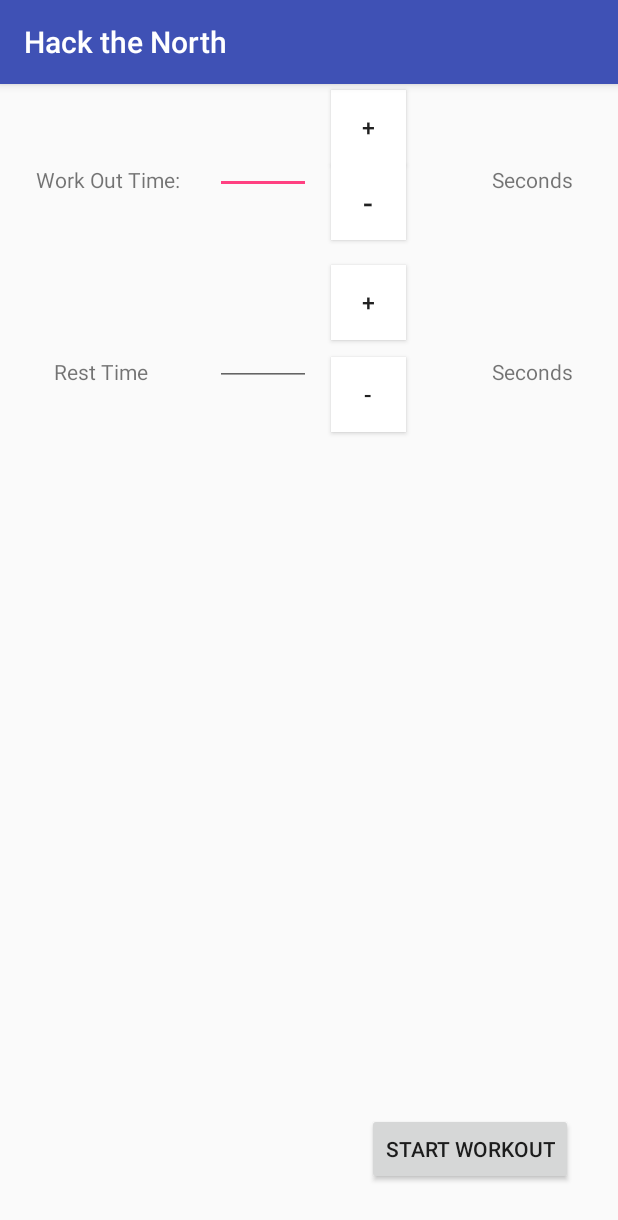
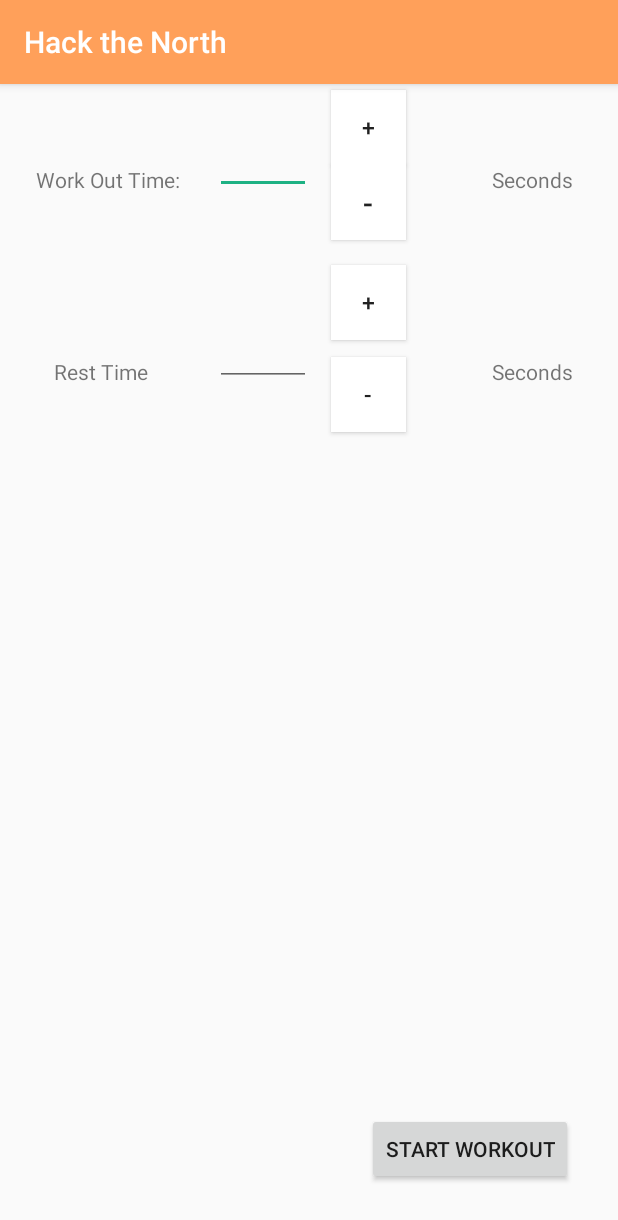
Before and after one commit to Deep297/hackthenorth, an Android app: the screen it shows after launch once a user with an empty profile is signed in (MainActivity), on a phone screen of 412 x 824 dp. Shown: the top 1220 px of the screen. Run offline under Robolectric (Android 15) with nearby library versions, the phone set to English and light mode, and no system bars; our stand-ins replace Firebase (no records; nobody signed in at launch, a user with empty details on screens opened directly).

Commit message:
UI correction

```diff
--- a/app/src/main/AndroidManifest.xml
+++ b/app/src/main/AndroidManifest.xml
@@ -33,6 +33,15 @@
             </intent-filter>
         </activity>
 
+        <activity android:name=".loading">
+        <intent-filter>
+            <action android:name="project.hackthenorth.com.hackthenorth.loading" />
+
+            <category android:name="android.intent.category.DEFAULT" />
+        </intent-filter>
+
+        </activity>
+
 
         <!--<activity android:name=".register" />-->
         <!--<activity android:name=".Workout"></activity>-->
--- a/app/src/main/java/project/hackthenorth/com/hackthenorth/AuthenticationActivity.java
+++ b/app/src/main/java/project/hackthenorth/com/hackthenorth/AuthenticationActivity.java
@@ -40,7 +40,7 @@ public class AuthenticationActivity extends AppCompatActivity {
     public void updateUI (FirebaseUser user) {
         if (user != null) {
             //go to main if already signed in
-            Intent intent = new Intent(AuthenticationActivity.this, MainActivity.class);
+            Intent intent = new Intent(AuthenticationActivity.this, loading.class);
             startActivity(intent);
         }
     }
@@ -56,7 +56,7 @@ public class AuthenticationActivity extends AppCompatActivity {
             public void onComplete(@NonNull Task<AuthResult> task) {
                 if (task.isSuccessful()) {
                     //sign in successful, changes to main
-                    Intent intent = new Intent(AuthenticationActivity.this, MainActivity.class);
+                    Intent intent = new Intent(AuthenticationActivity.this, loading.class);
                     startActivity(intent);
                 } else {
                     Toast.makeText(AuthenticationActivity.this, "Authentication failed.",
@@ -76,7 +76,7 @@ public class AuthenticationActivity extends AppCompatActivity {
             public void onComplete(@NonNull Task<AuthResult> task) {
                 if (task.isSuccessful()) {
                     //Sign up successful
-                    Intent intent = new Intent(AuthenticationActivity.this, MainActivity.class);
+                    Intent intent = new Intent(AuthenticationActivity.this, loading.class);
                     startActivity(intent);
                 } else {
                     //Invalid sign up
--- /dev/null
+++ b/app/src/main/java/project/hackthenorth/com/hackthenorth/loading.java
@@ -0,0 +1,42 @@
+package project.hackthenorth.com.hackthenorth;
+
+/**
+ * Created by Yuyang on 2017-09-16.
+ */
+
+import android.content.Intent;
+import android.graphics.drawable.AnimationDrawable;
+import android.os.Handler;
+import android.support.v7.app.AppCompatActivity;
+import android.os.Bundle;
+import android.view.Window;
+import android.view.WindowManager;
+import android.widget.ImageView;
+
+public class loading extends AppCompatActivity{
+
+    ImageView imageView;
+    AnimationDrawable anim;
+
+    @Override
+    protected void onCreate(Bundle savedInstanceState){
+        super.onCreate(savedInstanceState);
+        requestWindowFeature(Window.FEATURE_NO_TITLE);
+        getWindow().setFlags(WindowManager.LayoutParams.FLAG_FULLSCREEN, WindowManager.LayoutParams.FLAG_FULLSCREEN);
+        setContentView(R.layout.activity_loading);
+
+        imageView = (ImageView)findViewById(R.id.imageView);
+        if(imageView == null) throw new AssertionError();
+        imageView.setBackgroundResource(R.drawable.animation_screen);
+
+        new Handler().postDelayed(new Runnable(){
+            @Override
+            public void run() {
+                anim = (AnimationDrawable) imageView.getBackground();
+                anim.start();
+                Intent intent = new Intent(loading.this, MainActivity.class);
+                startActivity(intent);
+            }
+            },2000);
+            }
+        }
--- a/app/src/main/res/drawable/animation_screen.xml
+++ b/app/src/main/res/drawable/animation_screen.xml
@@ -1,4 +1,16 @@
 <?xml version="1.0" encoding="utf-8"?>
-<selector xmlns:android="http://schemas.android.com/apk/res/android">
+<animation-list xmlns:android="http://schemas.android.com/apk/res/android">
+    <item android:drawable="@drawable/frame_1" android:duration="2000"></item>
+    <item android:drawable="@drawable/frame_2" android:duration="2000"></item>
+    <item android:drawable="@drawable/frame_3" android:duration="2000"></item>
+    <item android:drawable="@drawable/frame_4" android:duration="2000"></item>
+    <item android:drawable="@drawable/frame_5" android:duration="2000"></item>
+    <item android:drawable="@drawable/frame_6" android:duration="2000"></item>
+    <item android:drawable="@drawable/frame_7" android:duration="2000"></item>
+    <item android:drawable="@drawable/frame_8" android:duration="2000"></item>
+    <item android:drawable="@drawable/frame_9" android:duration="2000"></item>
+    <item android:drawable="@drawable/frame_10" android:duration="2000"></item>
+    <item android:drawable="@drawable/frame_11" android:duration="2000"></item>
+    <item android:drawable="@drawable/frame_12" android:duration="2000"></item>
 
-</selector>
+</animation-list>
--- a/app/src/main/res/layout/activity_loading.xml
+++ b/app/src/main/res/layout/activity_loading.xml
@@ -3,4 +3,10 @@
     android:orientation="vertical" android:layout_width="match_parent"
     android:layout_height="match_parent">
 
+    <ImageView
+        android:id="@+id/imageView"
+        android:background="#ffffff"
+        android:layout_width="match_parent"
+        android:layout_height="match_parent" />
+
 </LinearLayout>
--- a/app/src/main/res/values/colors.xml
+++ b/app/src/main/res/values/colors.xml
@@ -1,6 +1,6 @@
 <?xml version="1.0" encoding="utf-8"?>
 <resources>
-    <color name="colorPrimary">#3F51B5</color>
-    <color name="colorPrimaryDark">#303F9F</color>
-    <color name="colorAccent">#FF4081</color>
+    <color name="colorPrimary">#FFA05A</color>
+    <color name="colorPrimaryDark">#F58877</color>
+    <color name="colorAccent">#1DB183</color>
 </resources>
```
